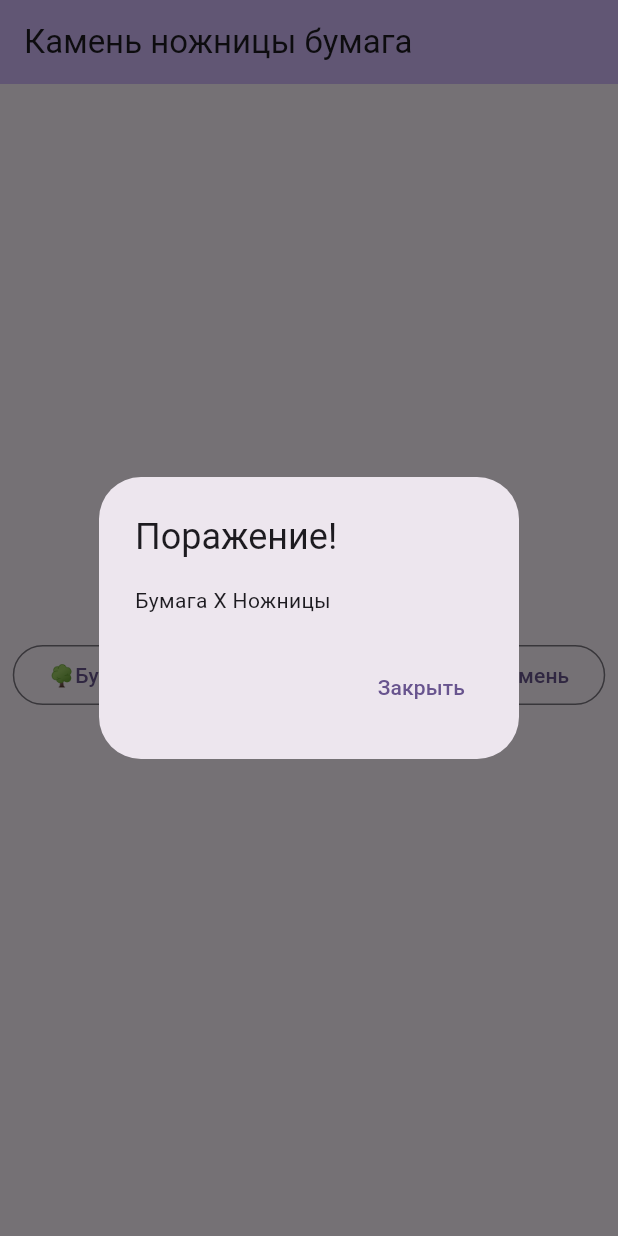
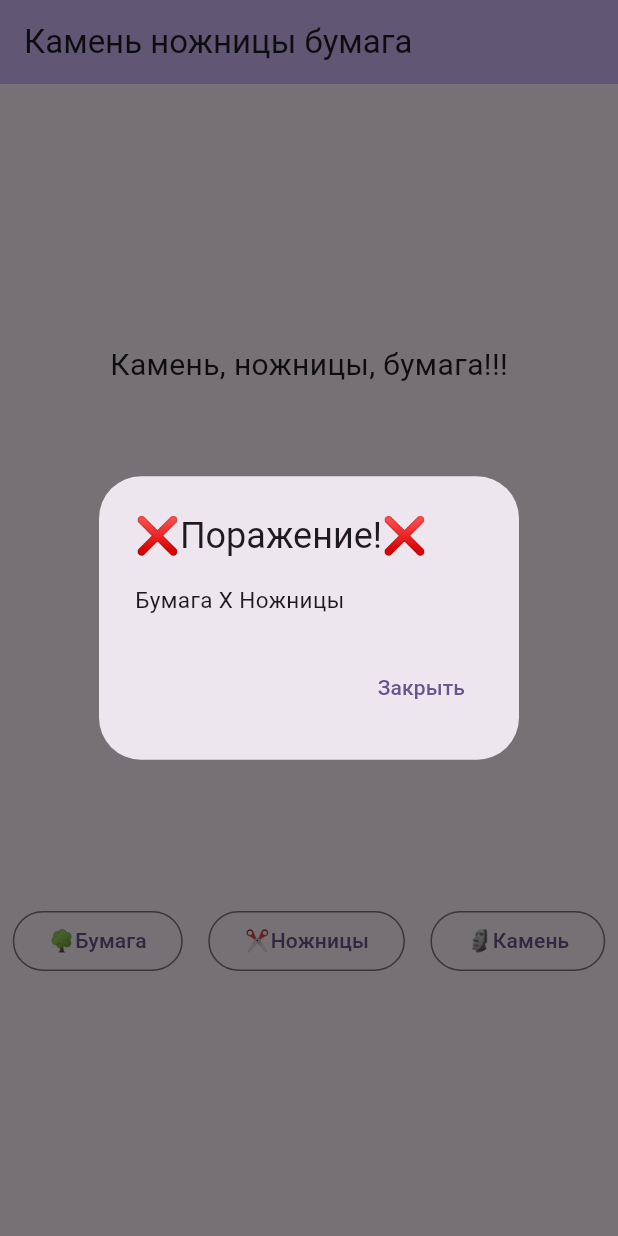
Before and after one commit to ekaterina0sokolova/rps_shoot, a Flutter app: the screen it shows after launch, after a tap on "🌳Бумага", on a phone screen of 412 x 824 dp. Run offline on Flutter 3.47's test engine with Material 3 defaults, Android fonts, the phone set to English and light mode, and no system bars.

```diff
--- a/lib/main.dart
+++ b/lib/main.dart
@@ -43,12 +43,12 @@ class _MyHomePageState extends State<MyHomePage> {
 
     // user win
     if (winList.any((list) => list[0] == userOption && list[1] == botOption)) {
-      return "Победа!";
+      return "👑Победа!👑";
     }
     else if (userOption == botOption) {
       return "Ничья!";
     }
-    else return "Поражение!";
+    else return "❌Поражение!❌";
   }
 
   int _generateOption() {
@@ -73,7 +73,12 @@ class _MyHomePageState extends State<MyHomePage> {
       builder: (BuildContext context) {
         return AlertDialog(
           title: Text(_isUserWinner(userChoice, botChoice).toString()),
-          content: Text(_parseChoices(userChoice).toString() + " Х " + _parseChoices(botChoice).toString()),
+          content: Text(
+              _parseChoices(userChoice).toString() + " Х " + _parseChoices(botChoice).toString(),
+            style: const TextStyle(
+              fontSize: 15.0,
+            ),
+          ),
           actions: <Widget>[
             TextButton(
               onPressed: () {
@@ -89,17 +94,21 @@ class _MyHomePageState extends State<MyHomePage> {
 
   @override
   Widget build(BuildContext context) {
-    return Scaffold(
+    return SafeArea(
+      child: Scaffold(
         appBar: AppBar(
           backgroundColor: Theme.of(context).colorScheme.inversePrimary,
           title: Text(widget.title),
         ),
         body: Center(
           child: Column(
-          mainAxisAlignment: MainAxisAlignment.center,
+            mainAxisAlignment: MainAxisAlignment.spaceAround,
             children: <Widget>[
-            Text(
+              const Text(
                 "Камень, ножницы, бумага!!!",
+                style: TextStyle(
+                  fontSize: 20.0,
+                ),
               ),
               Row(
                 mainAxisAlignment: MainAxisAlignment.spaceAround,
@@ -137,6 +146,7 @@ class _MyHomePageState extends State<MyHomePage> {
             ],
           ),
         ), // This trailing comma makes auto-formatting nicer for build methods.
+      ),
     );
   }
 }
```
Lines whose indentation alone changed are shown as unchanged.
